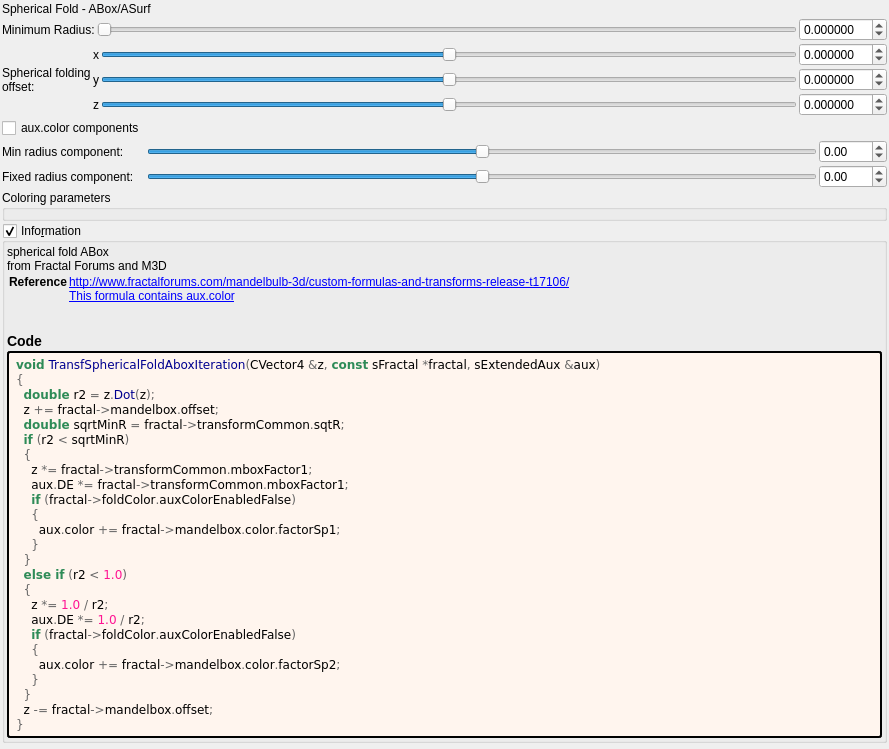
First picture: the form in mandelbulber2/formula/ui/fractal_transf_spherical_fold_abox.ui, repository buddhi1980/mandelbulber2, before the edit.
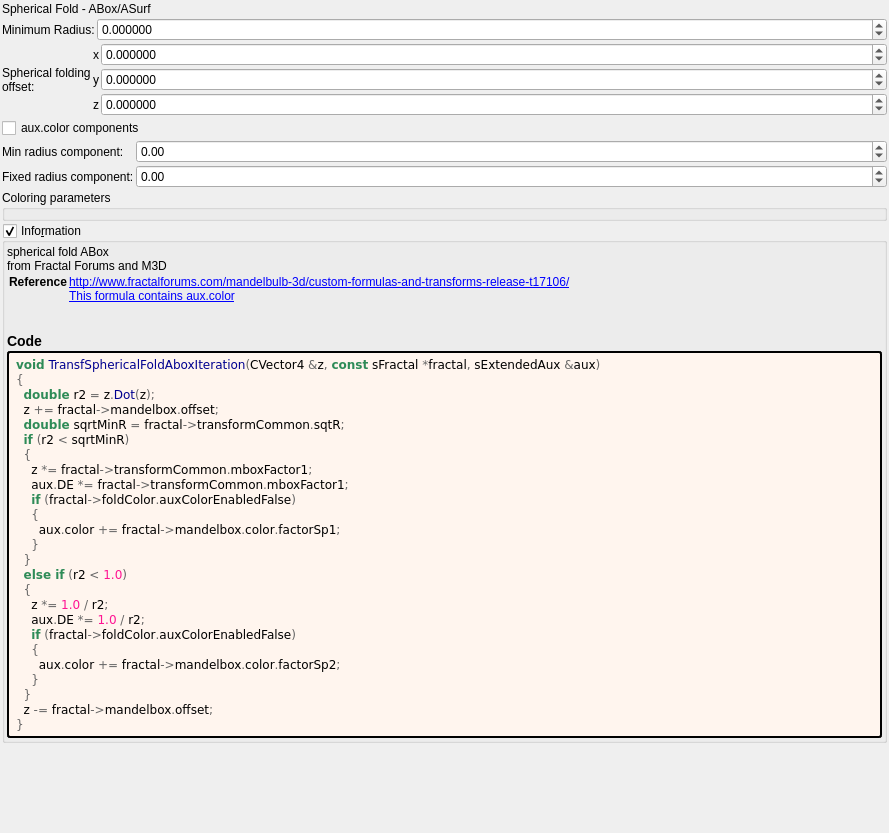
Second picture: the form after the edit. Custom widgets are drawn as their Qt base class.

Diff of the .ui file:
```diff
--- a/mandelbulber2/formula/ui/fractal_transf_spherical_fold_abox.ui
+++ b/mandelbulber2/formula/ui/fractal_transf_spherical_fold_abox.ui
@@ -7,7 +7,7 @@
     <x>0</x>
     <y>0</y>
     <width>889</width>
-    <height>749</height>
+    <height>833</height>
    </rect>
   </property>
   <property name="windowTitle">
@@ -37,7 +37,35 @@
     </widget>
    </item>
    <item>
-    <layout class="QGridLayout" name="gridLayout_4">
+    <layout class="QGridLayout" name="gridLayout_4" columnstretch="0,1">
+     <item row="0" column="1">
+      <widget class="MyDoubleSpinBox" name="spinbox_transf_minimum_radius_05">
+       <property name="sizePolicy">
+        <sizepolicy hsizetype="Minimum" vsizetype="Maximum">
+         <horstretch>0</horstretch>
+         <verstretch>0</verstretch>
+        </sizepolicy>
+       </property>
+       <property name="prefix">
+        <string/>
+       </property>
+       <property name="suffix">
+        <string/>
+       </property>
+       <property name="decimals">
+        <number>6</number>
+       </property>
+       <property name="minimum">
+        <double>-99.989999999999995</double>
+       </property>
+       <property name="maximum">
+        <double>99.989999999999995</double>
+       </property>
+       <property name="singleStep">
+        <double>0.100000000000000</double>
+       </property>
+      </widget>
+     </item>
      <item row="0" column="0">
       <widget class="QLabel" name="label_51">
        <property name="text">
@@ -45,64 +73,46 @@
        </property>
       </widget>
      </item>
-     <item row="0" column="2">
-      <widget class="MyDoubleSpinBox" name="spinbox_transf_minimum_radius_05">
-       <property name="sizePolicy">
-        <sizepolicy hsizetype="Minimum" vsizetype="Maximum">
-         <horstretch>0</horstretch>
-         <verstretch>0</verstretch>
-        </sizepolicy>
-       </property>
-       <property name="prefix">
-        <string/>
-       </property>
-       <property name="suffix">
-        <string/>
-       </property>
-       <property name="decimals">
-        <number>6</number>
-       </property>
-       <property name="minimum">
-        <double>-99.989999999999995</double>
-       </property>
-       <property name="maximum">
-        <double>99.989999999999995</double>
-       </property>
-       <property name="singleStep">
-        <double>0.100000000000000</double>
-       </property>
-      </widget>
-     </item>
-     <item row="0" column="1">
-      <widget class="QSlider" name="slider_transf_minimum_radius_05">
-       <property name="sizePolicy">
-        <sizepolicy hsizetype="Expanding" vsizetype="Maximum">
-         <horstretch>0</horstretch>
-         <verstretch>0</verstretch>
-        </sizepolicy>
-       </property>
-       <property name="minimum">
-        <number>0</number>
-       </property>
-       <property name="maximum">
-        <number>5000000</number>
-       </property>
-       <property name="singleStep">
-        <number>1</number>
-       </property>
-       <property name="orientation">
-        <enum>Qt::Horizontal</enum>
-       </property>
-      </widget>
-     </item>
     </layout>
    </item>
    <item>
-    <layout class="QGridLayout" name="gridLayout_16">
+    <layout class="QGridLayout" name="gridLayout_16" columnstretch="0,0,1">
      <property name="spacing">
       <number>2</number>
      </property>
-     <item row="3" column="0" rowspan="3">
+     <item row="0" column="1">
+      <widget class="QLabel" name="label_115">
+       <property name="sizePolicy">
+        <sizepolicy hsizetype="Preferred" vsizetype="Preferred">
+         <horstretch>0</horstretch>
+         <verstretch>0</verstretch>
+        </sizepolicy>
+       </property>
+       <property name="text">
+        <string notr="true">x</string>
+       </property>
+       <property name="alignment">
+        <set>Qt::AlignRight|Qt::AlignTrailing|Qt::AlignVCenter</set>
+       </property>
+      </widget>
+     </item>
+     <item row="1" column="1">
+      <widget class="QLabel" name="label_116">
+       <property name="sizePolicy">
+        <sizepolicy hsizetype="Preferred" vsizetype="Preferred">
+         <horstretch>0</horstretch>
+         <verstretch>0</verstretch>
+        </sizepolicy>
+       </property>
+       <property name="text">
+        <string notr="true">y</string>
+       </property>
+       <property name="alignment">
+        <set>Qt::AlignRight|Qt::AlignTrailing|Qt::AlignVCenter</set>
+       </property>
+      </widget>
+     </item>
+     <item row="0" column="0" rowspan="3">
       <widget class="QLabel" name="label_15">
        <property name="text">
         <string>Spherical folding
@@ -110,29 +120,7 @@
        </property>
       </widget>
      </item>
-     <item row="3" column="2">
-      <widget class="QSlider" name="slider3_mandelbox_offset_x">
-       <property name="sizePolicy">
-        <sizepolicy hsizetype="Expanding" vsizetype="Maximum">
-         <horstretch>0</horstretch>
-         <verstretch>0</verstretch>
-        </sizepolicy>
-       </property>
-       <property name="minimum">
-        <number>-5000000</number>
-       </property>
-       <property name="maximum">
-        <number>5000000</number>
-       </property>
-       <property name="singleStep">
-        <number>1</number>
-       </property>
-       <property name="orientation">
-        <enum>Qt::Horizontal</enum>
-       </property>
-      </widget>
-     </item>
-     <item row="3" column="3">
+     <item row="0" column="2">
       <widget class="MyDoubleSpinBox" name="spinbox3_mandelbox_offset_x">
        <property name="sizePolicy">
         <sizepolicy hsizetype="Minimum" vsizetype="Maximum">
@@ -160,23 +148,7 @@
        </property>
       </widget>
      </item>
-     <item row="4" column="1">
-      <widget class="QLabel" name="label_116">
-       <property name="sizePolicy">
-        <sizepolicy hsizetype="Preferred" vsizetype="Preferred">
-         <horstretch>0</horstretch>
-         <verstretch>0</verstretch>
-        </sizepolicy>
-       </property>
-       <property name="text">
-        <string notr="true">y</string>
-       </property>
-       <property name="alignment">
-        <set>Qt::AlignRight|Qt::AlignTrailing|Qt::AlignVCenter</set>
-       </property>
-      </widget>
-     </item>
-     <item row="5" column="1">
+     <item row="2" column="1">
       <widget class="QLabel" name="label_117">
        <property name="sizePolicy">
         <sizepolicy hsizetype="Preferred" vsizetype="Preferred">
@@ -192,7 +164,7 @@
        </property>
       </widget>
      </item>
-     <item row="4" column="3">
+     <item row="1" column="2">
       <widget class="MyDoubleSpinBox" name="spinbox3_mandelbox_offset_y">
        <property name="sizePolicy">
         <sizepolicy hsizetype="Minimum" vsizetype="Maximum">
@@ -220,7 +192,7 @@
        </property>
       </widget>
      </item>
-     <item row="5" column="3">
+     <item row="2" column="2">
       <widget class="MyDoubleSpinBox" name="spinbox3_mandelbox_offset_z">
        <property name="sizePolicy">
         <sizepolicy hsizetype="Minimum" vsizetype="Maximum">
@@ -248,74 +220,14 @@
        </property>
       </widget>
      </item>
-     <item row="5" column="2">
-      <widget class="QSlider" name="slider3_mandelbox_offset_z">
-       <property name="sizePolicy">
-        <sizepolicy hsizetype="Expanding" vsizetype="Maximum">
-         <horstretch>0</horstretch>
-         <verstretch>0</verstretch>
-        </sizepolicy>
-       </property>
-       <property name="minimum">
-        <number>-5000000</number>
-       </property>
-       <property name="maximum">
-        <number>5000000</number>
-       </property>
-       <property name="singleStep">
-        <number>1</number>
-       </property>
-       <property name="orientation">
-        <enum>Qt::Horizontal</enum>
-       </property>
-      </widget>
-     </item>
-     <item row="3" column="1">
-      <widget class="QLabel" name="label_115">
-       <property name="sizePolicy">
-        <sizepolicy hsizetype="Preferred" vsizetype="Preferred">
-         <horstretch>0</horstretch>
-         <verstretch>0</verstretch>
-        </sizepolicy>
-       </property>
-       <property name="text">
-        <string notr="true">x</string>
-       </property>
-       <property name="alignment">
-        <set>Qt::AlignRight|Qt::AlignTrailing|Qt::AlignVCenter</set>
-       </property>
-      </widget>
-     </item>
-     <item row="4" column="2">
-      <widget class="QSlider" name="slider3_mandelbox_offset_y">
-       <property name="sizePolicy">
-        <sizepolicy hsizetype="Expanding" vsizetype="Maximum">
-         <horstretch>0</horstretch>
-         <verstretch>0</verstretch>
-        </sizepolicy>
-       </property>
-       <property name="minimum">
-        <number>-5000000</number>
-       </property>
-       <property name="maximum">
-        <number>5000000</number>
-       </property>
-       <property name="singleStep">
-        <number>1</number>
-       </property>
-       <property name="orientation">
-        <enum>Qt::Horizontal</enum>
-       </property>
-      </widget>
-     </item>
     </layout>
    </item>
    <item>
-    <layout class="QGridLayout" name="gridLayout_6">
+    <layout class="QGridLayout" name="gridLayout_6" columnstretch="0,1">
      <property name="spacing">
       <number>2</number>
      </property>
-     <item row="1" column="2">
+     <item row="1" column="1">
       <widget class="MyDoubleSpinBox" name="spinbox_mandelbox_color_Sp1">
        <property name="sizePolicy">
         <sizepolicy hsizetype="Minimum" vsizetype="Maximum">
@@ -343,28 +255,6 @@
        </property>
       </widget>
      </item>
-     <item row="2" column="1">
-      <widget class="QSlider" name="slider_mandelbox_color_Sp2">
-       <property name="sizePolicy">
-        <sizepolicy hsizetype="Expanding" vsizetype="Maximum">
-         <horstretch>0</horstretch>
-         <verstretch>0</verstretch>
-        </sizepolicy>
-       </property>
-       <property name="minimum">
-        <number>-500</number>
-       </property>
-       <property name="maximum">
-        <number>500</number>
-       </property>
-       <property name="singleStep">
-        <number>1</number>
-       </property>
-       <property name="orientation">
-        <enum>Qt::Horizontal</enum>
-       </property>
-      </widget>
-     </item>
      <item row="1" column="0">
       <widget class="QLabel" name="label_28">
        <property name="text">
@@ -372,34 +262,6 @@
        </property>
       </widget>
      </item>
-     <item row="2" column="2">
-      <widget class="MyDoubleSpinBox" name="spinbox_mandelbox_color_Sp2">
-       <property name="sizePolicy">
-        <sizepolicy hsizetype="Minimum" vsizetype="Maximum">
-         <horstretch>0</horstretch>
-         <verstretch>0</verstretch>
-        </sizepolicy>
-       </property>
-       <property name="prefix">
-        <string/>
-       </property>
-       <property name="suffix">
-        <string/>
-       </property>
-       <property name="decimals">
-        <number>2</number>
-       </property>
-       <property name="minimum">
-        <double>-100.000000000000000</double>
-       </property>
-       <property name="maximum">
-        <double>100.000000000000000</double>
-       </property>
-       <property name="singleStep">
-        <double>0.100000000000000</double>
-       </property>
-      </widget>
-     </item>
      <item row="2" column="0">
       <widget class="QLabel" name="label_29">
        <property name="text">
@@ -407,29 +269,35 @@
        </property>
       </widget>
      </item>
-     <item row="1" column="1">
-      <widget class="QSlider" name="slider_mandelbox_color_Sp1">
+     <item row="2" column="1">
+      <widget class="MyDoubleSpinBox" name="spinbox_mandelbox_color_Sp2">
        <property name="sizePolicy">
-        <sizepolicy hsizetype="Expanding" vsizetype="Maximum">
+        <sizepolicy hsizetype="Minimum" vsizetype="Maximum">
          <horstretch>0</horstretch>
          <verstretch>0</verstretch>
         </sizepolicy>
        </property>
+       <property name="prefix">
+        <string/>
+       </property>
+       <property name="suffix">
+        <string/>
+       </property>
+       <property name="decimals">
+        <number>2</number>
+       </property>
        <property name="minimum">
-        <number>-500</number>
+        <double>-100.000000000000000</double>
        </property>
        <property name="maximum">
-        <number>500</number>
+        <double>100.000000000000000</double>
        </property>
        <property name="singleStep">
-        <number>1</number>
-       </property>
-       <property name="orientation">
-        <enum>Qt::Horizontal</enum>
+        <double>0.100000000000000</double>
        </property>
       </widget>
      </item>
-     <item row="0" column="0">
+     <item row="0" column="0" colspan="2">
       <widget class="QCheckBox" name="checkBox_fold_color_aux_color_enabled_false">
        <property name="text">
         <string notr="true">aux.color components</string>
@@ -575,17 +443,17 @@
   </layout>
  </widget>
  <customwidgets>
+  <customwidget>
+   <class>MyDoubleSpinBox</class>
+   <extends>QDoubleSpinBox</extends>
+   <header>my_double_spin_box.h</header>
+  </customwidget>
   <customwidget>
    <class>MyGroupBox</class>
    <extends>QGroupBox</extends>
    <header>my_group_box.h</header>
    <container>1</container>
   </customwidget>
-  <customwidget>
-   <class>MyDoubleSpinBox</class>
-   <extends>QDoubleSpinBox</extends>
-   <header>my_double_spin_box.h</header>
-  </customwidget>
  </customwidgets>
  <tabstops>
   <tabstop>slider_transf_minimum_radius_05</tabstop>
```
Left out of the diff: 6 changed lines with no effect on the pictures.
